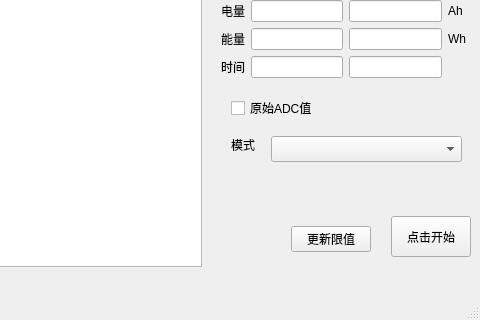
This is tools/client/main_window.ui in XuHg-zjcn/battery_tester as Qt 5 draws it before an edit; both pictures show x 379 to 859 and y 154 to 474 of the 859 by 474 pixel window. The edited form follows.
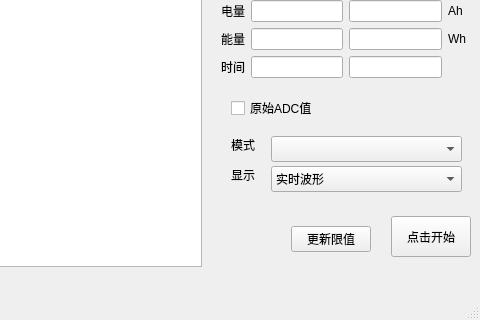
This is the edited form. Custom widgets are drawn as their Qt base class.

Commit message: feat: 显示曲线

```diff
--- a/tools/client/main_window.ui
+++ b/tools/client/main_window.ui
@@ -256,6 +256,39 @@
      <string>模式</string>
     </property>
    </widget>
+   <widget class="QComboBox" name="comboBox_show">
+    <property name="geometry">
+     <rect>
+      <x>650</x>
+      <y>320</y>
+      <width>191</width>
+      <height>26</height>
+     </rect>
+    </property>
+    <item>
+     <property name="text">
+      <string>实时波形</string>
+     </property>
+    </item>
+    <item>
+     <property name="text">
+      <string>放电曲线</string>
+     </property>
+    </item>
+   </widget>
+   <widget class="QLabel" name="label_show">
+    <property name="geometry">
+     <rect>
+      <x>610</x>
+      <y>320</y>
+      <width>31</width>
+      <height>18</height>
+     </rect>
+    </property>
+    <property name="text">
+     <string>显示</string>
+    </property>
+   </widget>
   </widget>
   <widget class="QMenuBar" name="menubar">
    <property name="geometry">
```
The commit also changes 1 other file.
